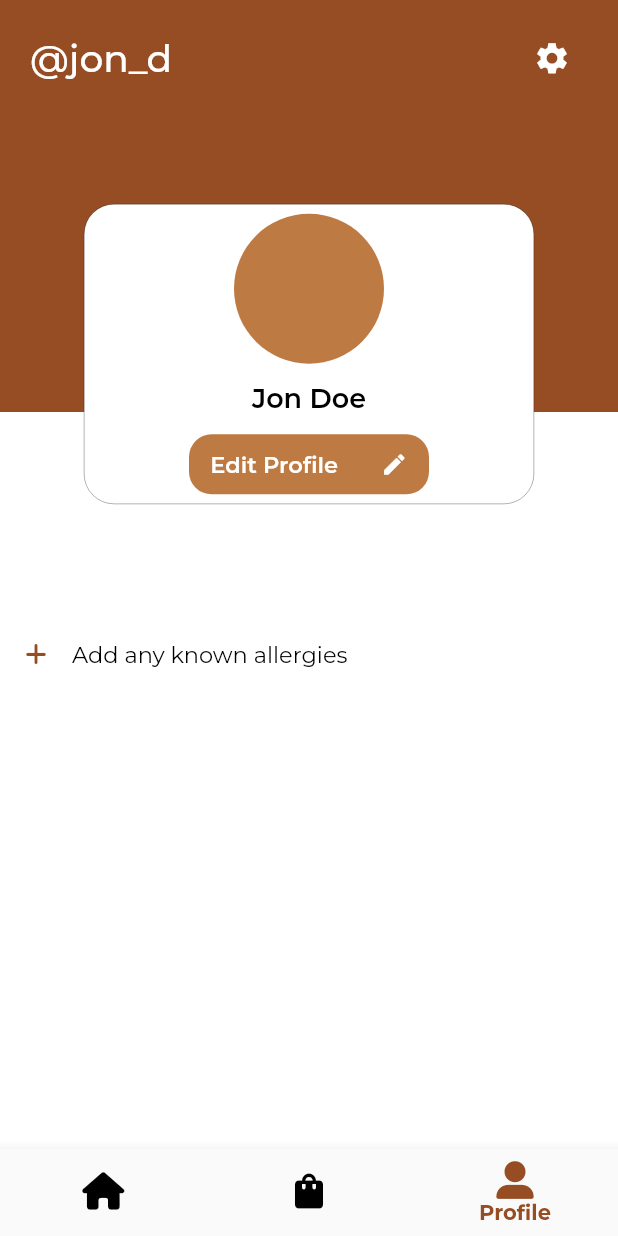
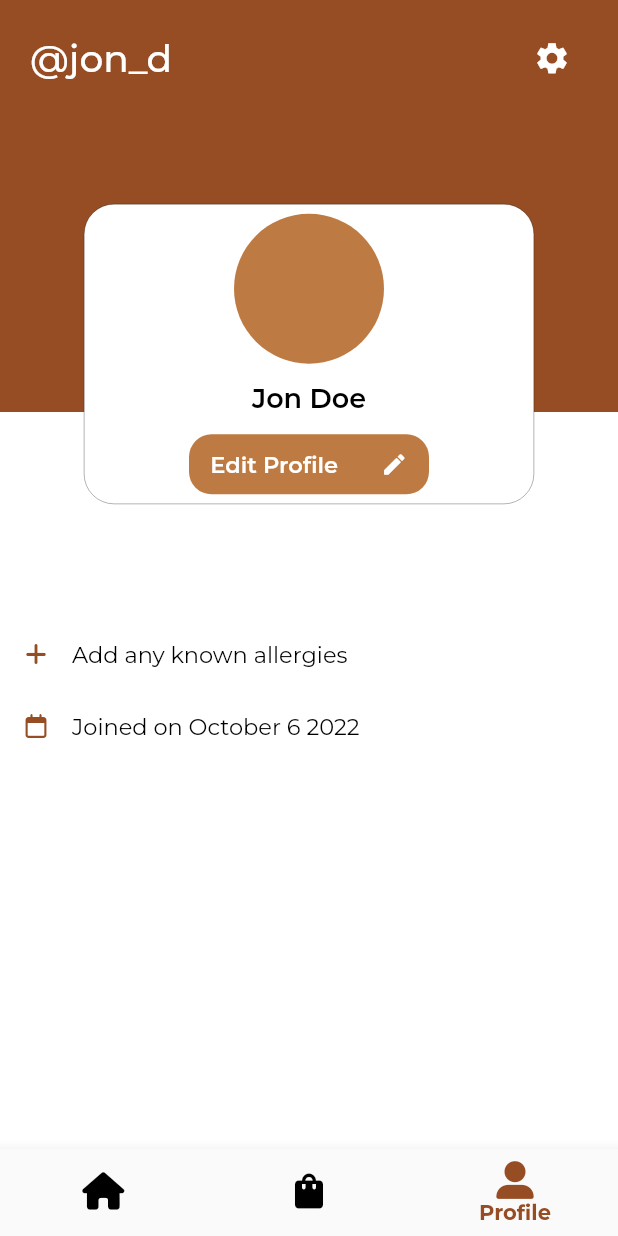
Before and after one commit to naomitimm/TopPot, a Flutter app: the screen it shows after launch, item 3 of the bottom bar chosen, on a phone screen of 412 x 824 dp. Run offline on Flutter 3.47's test engine with Material 2 defaults, Android fonts, the phone set to English and light mode, and no system bars; our stand-ins replace font_awesome_flutter, go_router, google_fonts.

Commit message:
profile final

```diff
--- a/top_pot_app/lib/presentation/dashboard/profile_page.dart
+++ b/top_pot_app/lib/presentation/dashboard/profile_page.dart
@@ -52,9 +52,7 @@ class _ProfilePageState extends State<ProfilePage> {
               ],
             ),
           ),
-          Align(
-            alignment: Alignment.topLeft,
-            child: Row(
+          Row(
             crossAxisAlignment: CrossAxisAlignment.center,
             children: [
               IconButton(
@@ -71,9 +69,27 @@ class _ProfilePageState extends State<ProfilePage> {
                       color: Colors.black,
                       fontSize: 15,
                     ),
+                  )),
+            ],
+          ),
+          Row(
+            children: [
+              IconButton(
+                onPressed: () {},
+                icon: const FaIcon(
+                  FontAwesomeIcons.calendar,
+                  color: Color.fromRGBO(151, 77, 36, 1),
+                  size: 16,
+                ),
+              ),
+              Text("Joined on October 6 2022",
+                  style: GoogleFonts.montserrat(
+                    textStyle: const TextStyle(
+                      color: Colors.black,
+                      fontSize: 15,
+                    ),
                   ))
             ],
-            ),
           )
         ],
       ),
```
Lines whose indentation alone changed are shown as unchanged.
